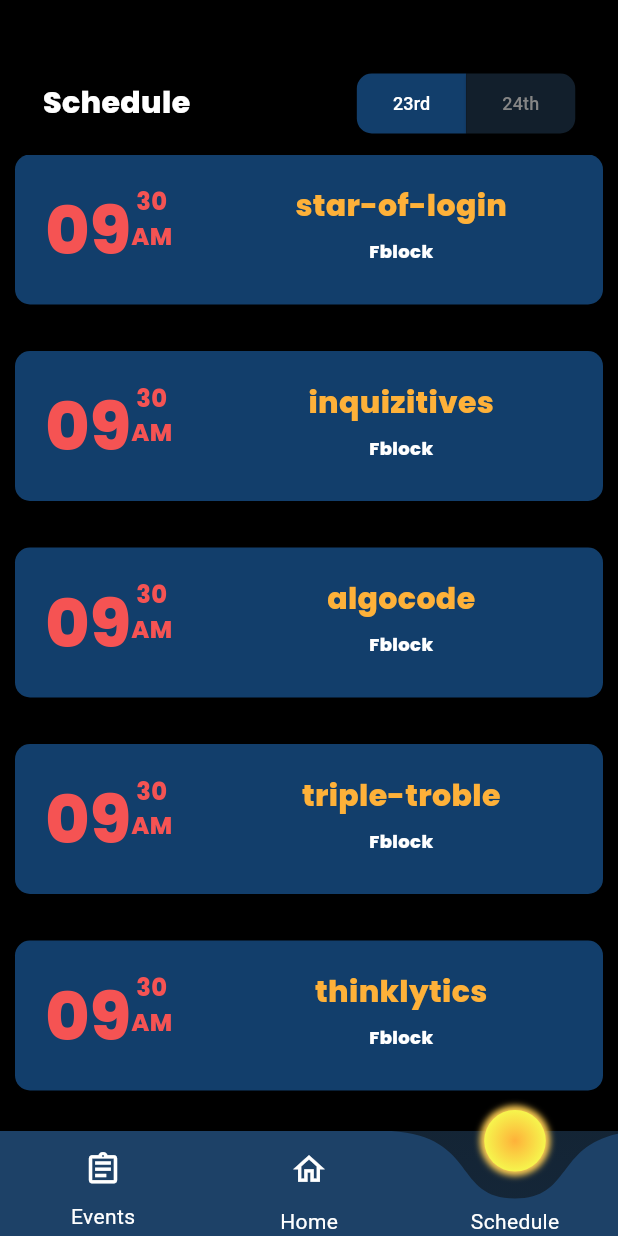
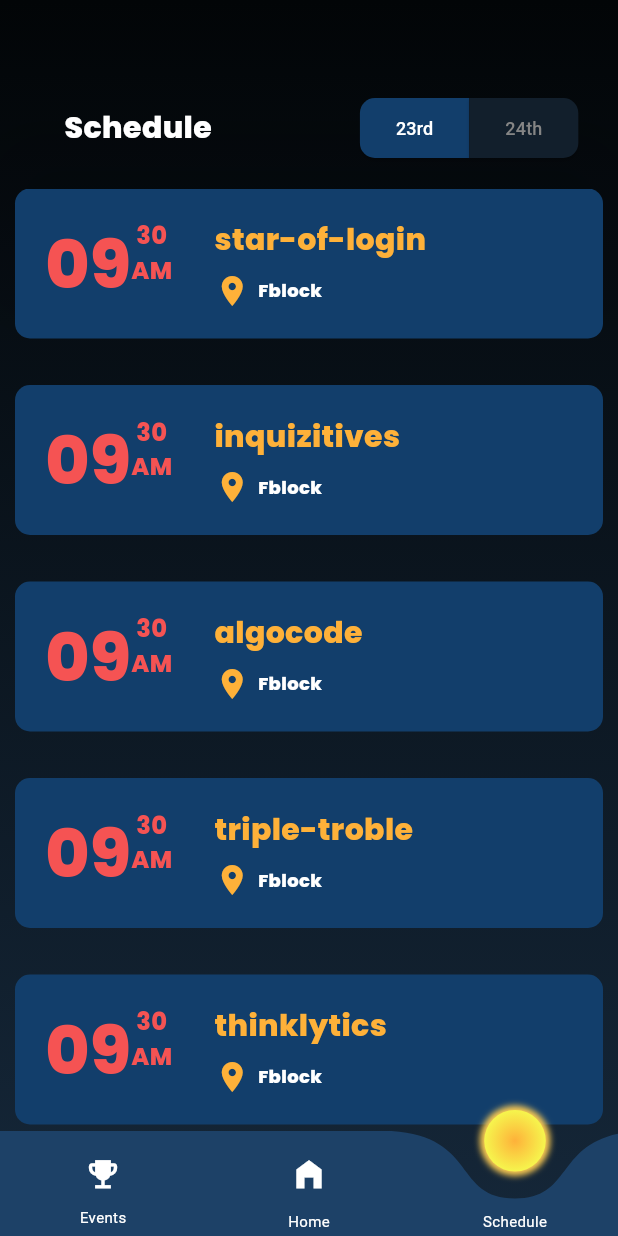
Before and after one commit to LoginPSGTech/Login-App-2023, a Flutter app: the MainPage screen opened directly, item 3 of the bottom bar chosen, on a phone screen of 412 x 824 dp. Run offline on Flutter 3.47's test engine with Material 2 defaults, Android fonts, the light colour scheme and no system bars; drawn by our look-alikes of curved_labeled_navigation_bar.

Commit message:
main page edited

```diff
--- a/lib/pages/home_page.dart
+++ b/lib/pages/home_page.dart
@@ -329,7 +329,7 @@ class _HomePageState extends State<HomePage> {
                     height: 192,
                     child: ListView.builder(
                       scrollDirection: Axis.horizontal,
-                      reverse: false,
+                      reverse: true,
                       itemBuilder: (BuildContext context, int index){
                         return Padding(
                           padding: const EdgeInsets.all(8.0),
@@ -432,7 +432,7 @@ class _HomePageState extends State<HomePage> {
                     height: 192,
                     child: ListView.builder(
                       scrollDirection: Axis.horizontal,
-                      reverse: false,
+                      reverse: true,
                       itemBuilder: (BuildContext context, int index){
                         return Padding(
                           padding: const EdgeInsets.all(8.0),
--- a/lib/pages/main_page.dart
+++ b/lib/pages/main_page.dart
@@ -7,7 +7,6 @@ import 'package:login/pages/events_page.dart';
 
 class MainPage extends StatefulWidget {
   const MainPage({super.key});
-
 
   @override
   State<MainPage> createState() => _MainPageState();
@@ -47,16 +46,16 @@ class _MainPageState extends State<MainPage> {
       case 0:
         page=EventsPage();
         events=const Icon(Icons.assignment,size: 25,color: Colors.transparent,);
-        schedule=const Icon(Icons.timer_outlined,size: 25,color: Colors.white,);
-        home=const Icon(Icons.home_outlined,size: 25,color: Colors.white,);
+        schedule=const Icon(Icons.calendar_month,size: 25,color: Colors.white,);
+        home=const Icon(Icons.home_filled,size: 25,color: Colors.white,);
         homedecoration=null;
         scheduledecoration=null;
         eventsdecoration=decoration;
         break;
       case 1:
         page=HomePage();
-        events=const Icon(Icons.assignment_outlined,size: 25,color: Colors.white,);
-        schedule=const Icon(Icons.timer_outlined,size: 25,color: Colors.white,);
+        events=const Icon(Icons.emoji_events,size: 25,color: Colors.white,);
+        schedule=const Icon(Icons.calendar_month,size: 25,color: Colors.white,);
         home=const Icon(Icons.home,size: 25,color: Colors.transparent,);
         homedecoration=decoration;
         scheduledecoration=null;
@@ -64,9 +63,9 @@ class _MainPageState extends State<MainPage> {
         break;
       case 2:
         page=SchedulePage();
-        events=const Icon(Icons.assignment_outlined,size: 25,color: Colors.white,);
+        events=const Icon(Icons.emoji_events,size: 25,color: Colors.white,);
         schedule=const Icon(Icons.timer,size: 25,color: Colors.transparent,);
-        home=const Icon(Icons.home_outlined,size: 25,color: Colors.white,);
+        home=const Icon(Icons.home_filled,size: 25,color: Colors.white,);
         homedecoration=null;
         scheduledecoration=decoration;
         eventsdecoration=null;
@@ -105,7 +104,7 @@ class _MainPageState extends State<MainPage> {
                 child: events,
               ),
               label: 'Events',
-              labelStyle: const TextStyle(color: Colors.white),
+              labelStyle: const TextStyle(color: Colors.white,fontSize: 10),
             ),
             CurvedNavigationBarItem(
               child: Container(
@@ -114,7 +113,7 @@ class _MainPageState extends State<MainPage> {
                 child:home,
               ),
               label: 'Home',
-              labelStyle: const TextStyle(color: Colors.white),
+              labelStyle: const TextStyle(color: Colors.white,fontSize: 10),
             ),
             CurvedNavigationBarItem(
               child: Container(
@@ -123,7 +122,7 @@ class _MainPageState extends State<MainPage> {
                 child:schedule,
               ),
               label: 'Schedule',
-              labelStyle: const TextStyle(color: Colors.white),
+              labelStyle: const TextStyle(color: Colors.white,fontSize: 10),
             ),
           ],
           onTap: (index){
--- a/lib/pages/schedule_page.dart
+++ b/lib/pages/schedule_page.dart
@@ -1,5 +1,5 @@
 import 'package:flutter/material.dart';
-class SchedulePage extends StatefulWidget{
+class  SchedulePage extends StatefulWidget{
   @override
   State<SchedulePage> createState() => _SchedulePageState();
 }
@@ -92,22 +92,22 @@ class _SchedulePageState extends State<SchedulePage> {
         break;
     }
 
-    return Scaffold(
-      body: Container(
-          color: Colors.black,
+    return Container(
           child: Flex(
             direction: Axis.vertical,
             children: [
               Flexible(
-                flex: 2,
+                flex: 4,
                 child: Card(
+                  shape: RoundedRectangleBorder(borderRadius: BorderRadius.zero),
+                  elevation: 30,
                   color: Colors.transparent,
-                  margin: const EdgeInsets.fromLTRB(10, 45, 10, 10),
+                  margin: const EdgeInsets.fromLTRB(10, 45, 10,0),
+                  child: SizedBox(
+                    height: 100,
                     child: Row(
                       children: [
-                      const Spacer(
-                        flex:1,
-                      ),
+                        Spacer(flex: 2,),
                         const Text(
                           'Schedule',
                           style: TextStyle(
@@ -156,8 +156,9 @@ class _SchedulePageState extends State<SchedulePage> {
                     ),
                   ),
                 ),
+              ),
               Flexible(
-                flex: 10,
+                flex: 20,
                 child: Container(
                   height: double.infinity,
                   child: ListView.builder(
@@ -174,7 +175,8 @@ class _SchedulePageState extends State<SchedulePage> {
                           children: [
                             const SizedBox(width: 20,),
                             Text(finallist[2][index],style: const TextStyle(color: Color(0xFFF55353),fontSize: 45,fontFamily: 'Poppins',
-                              fontWeight: FontWeight.bold,),),
+                              fontWeight: FontWeight.bold,),
+                            ),
 
                             Padding(
                               padding: const EdgeInsets.fromLTRB(0,20,0,20),
@@ -187,19 +189,35 @@ class _SchedulePageState extends State<SchedulePage> {
                                   ]
                               ),
                             ),
-                            const Spacer(flex: 1,),
+                            const SizedBox(width: 10,),
                             Padding(
                               padding: const EdgeInsets.fromLTRB(18,20,0,0),
                               child: Column(
-                                  children:[Text(finallist[0][index],style: const TextStyle(color: Color(0xFFFEB139),fontSize: 20,fontFamily: 'Poppins',
+                                crossAxisAlignment: CrossAxisAlignment.start,
+                                  children:[
+                                    Row(
+                                      children: [
+                                        Text(finallist[0][index],style: const TextStyle(color: Color(0xFFFEB139),fontSize: 20,fontFamily: 'Poppins',
                                         fontWeight: FontWeight.bold,),),
+                                      ],
+                                    ),
                                     const SizedBox(height: 7,),
-                                    Text(finallist[1][index],style: const TextStyle(color: Colors.white,fontSize: 12,fontFamily: 'Poppins',
+                                    Container(
+                                      child: Row(
+                                        children: [
+                                          const Icon(
+                                              Icons.place,
+                                            color: Color(0xFFFEB139),
+                                          ),
+                                          Text("  "+finallist[1][index],style: const TextStyle(color: Colors.white,fontSize: 12,fontFamily: 'Poppins',
                                             fontWeight: FontWeight.bold,),),
+                                        ],
+                                      ),
+                                    ),
                                   ]
                               ),
                             ),
-                            const Spacer(flex: 1,),
+                            const Spacer(flex: 3,),
                           ],
                         ),
 
@@ -214,7 +232,6 @@ class _SchedulePageState extends State<SchedulePage> {
               )
             ],
           )
-      ),
       );
   }
 }
```
Lines whose indentation alone changed are shown as unchanged.
